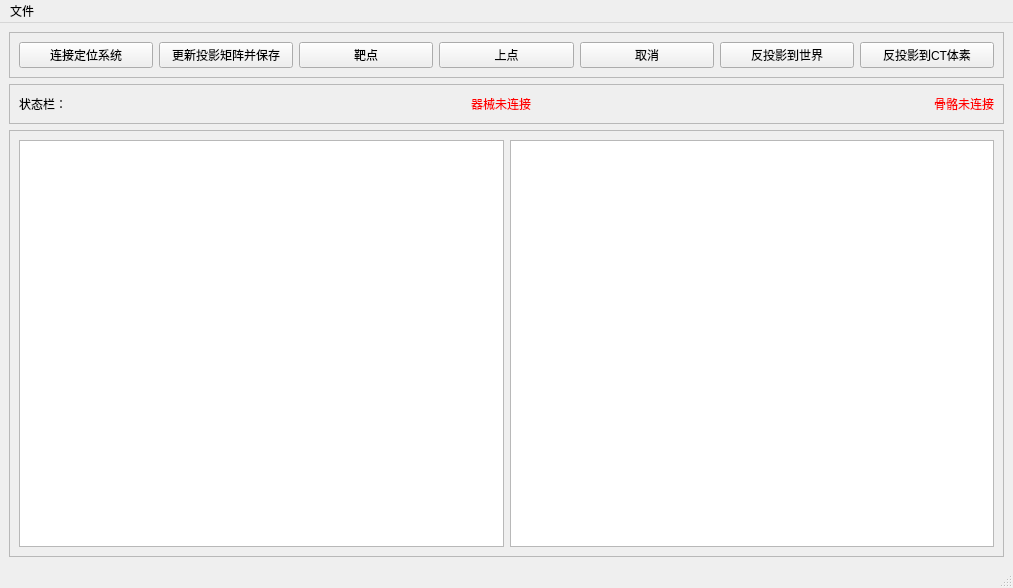
Old version of the form ui/nav_2dv2.ui in the repository boaoyan/OSND2DV2_boao.
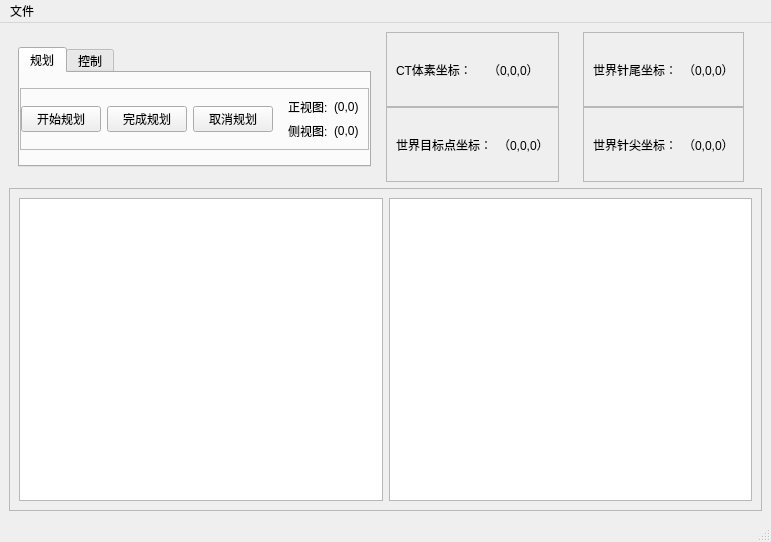
New version of the form.

Commit message: 规划功能基本实现

The edit to the form file:
```diff
--- a/ui/nav_2dv2.ui
+++ b/ui/nav_2dv2.ui
@@ -6,120 +6,182 @@
    <rect>
     <x>0</x>
     <y>0</y>
-    <width>1013</width>
-    <height>588</height>
+    <width>708</width>
+    <height>542</height>
    </rect>
   </property>
   <property name="windowTitle">
    <string>MainWindow</string>
   </property>
   <widget class="QWidget" name="centralwidget">
-   <layout class="QVBoxLayout" name="verticalLayout">
+   <layout class="QVBoxLayout" name="verticalLayout_3">
     <item>
-     <widget class="QFrame" name="frame_btn">
+     <widget class="QWidget" name="widget_3" native="true">
       <property name="sizePolicy">
-       <sizepolicy hsizetype="Preferred" vsizetype="Fixed">
+       <sizepolicy hsizetype="Preferred" vsizetype="Preferred">
         <horstretch>0</horstretch>
         <verstretch>0</verstretch>
        </sizepolicy>
       </property>
-      <property name="frameShape">
-       <enum>QFrame::StyledPanel</enum>
+      <property name="maximumSize">
+       <size>
+        <width>16777215</width>
+        <height>150</height>
+       </size>
       </property>
-      <property name="frameShadow">
-       <enum>QFrame::Raised</enum>
-      </property>
-      <layout class="QHBoxLayout" name="horizontalLayout">
+      <layout class="QHBoxLayout" name="horizontalLayout_7">
+       <property name="topMargin">
+        <number>0</number>
+       </property>
+       <property name="bottomMargin">
+        <number>0</number>
+       </property>
        <item>
-        <widget class="QPushButton" name="connect_aimooe_btn">
-         <property name="text">
-          <string>连接定位系统</string>
+        <widget class="QTabWidget" name="tabWidget">
+         <property name="maximumSize">
+          <size>
+           <width>16777215</width>
+           <height>120</height>
+          </size>
          </property>
-        </widget>
-       </item>
-       <item>
-        <widget class="QPushButton" name="update_matrix_btn">
-         <property name="text">
-          <string>更新投影矩阵并保存</string>
+         <property name="currentIndex">
+          <number>0</number>
          </property>
-        </widget>
-       </item>
-       <item>
-        <widget class="QPushButton" name="add_pin_btn">
-         <property name="sizePolicy">
-          <sizepolicy hsizetype="Ignored" vsizetype="Fixed">
-           <horstretch>0</horstretch>
-           <verstretch>0</verstretch>
-          </sizepolicy>
-         </property>
-         <property name="text">
-          <string>靶点</string>
-         </property>
-        </widget>
-       </item>
-       <item>
-        <widget class="QPushButton" name="add_direction_btn">
-         <property name="sizePolicy">
-          <sizepolicy hsizetype="Ignored" vsizetype="Fixed">
-           <horstretch>0</horstretch>
-           <verstretch>0</verstretch>
-          </sizepolicy>
-         </property>
-         <property name="text">
-          <string>上点</string>
-         </property>
-        </widget>
-       </item>
-       <item>
-        <widget class="QPushButton" name="cancel_btn">
-         <property name="sizePolicy">
-          <sizepolicy hsizetype="Ignored" vsizetype="Fixed">
-           <horstretch>0</horstretch>
-           <verstretch>0</verstretch>
-          </sizepolicy>
-         </property>
-         <property name="text">
-          <string>取消</string>
-         </property>
-        </widget>
-       </item>
-       <item>
-        <widget class="QPushButton" name="nav_im2w">
-         <property name="text">
-          <string>反投影到世界</string>
-         </property>
-        </widget>
-       </item>
-       <item>
-        <widget class="QPushButton" name="nav_im2ct">
-         <property name="sizePolicy">
-          <sizepolicy hsizetype="Preferred" vsizetype="Fixed">
-           <horstretch>0</horstretch>
-           <verstretch>0</verstretch>
-          </sizepolicy>
-         </property>
-         <property name="text">
-          <string>反投影到CT体素</string>
-         </property>
-        </widget>
-       </item>
-      </layout>
-     </widget>
-    </item>
-    <item>
-     <widget class="QFrame" name="frame_2">
-      <property name="frameShape">
-       <enum>QFrame::StyledPanel</enum>
-      </property>
-      <property name="frameShadow">
-       <enum>QFrame::Raised</enum>
-      </property>
-      <layout class="QHBoxLayout" name="horizontalLayout_3">
-       <item>
-        <widget class="QLabel" name="label">
-         <property name="text">
-          <string>状态栏：</string>
-         </property>
+         <widget class="QWidget" name="tab">
+          <attribute name="title">
+           <string>规划</string>
+          </attribute>
+          <layout class="QVBoxLayout" name="verticalLayout_2">
+           <property name="leftMargin">
+            <number>0</number>
+           </property>
+           <property name="topMargin">
+            <number>0</number>
+           </property>
+           <property name="rightMargin">
+            <number>0</number>
+           </property>
+           <property name="bottomMargin">
+            <number>0</number>
+           </property>
+           <item>
+            <widget class="QFrame" name="frame_btn">
+             <property name="sizePolicy">
+              <sizepolicy hsizetype="Preferred" vsizetype="Fixed">
+               <horstretch>0</horstretch>
+               <verstretch>0</verstretch>
+              </sizepolicy>
+             </property>
+             <property name="frameShape">
+              <enum>QFrame::StyledPanel</enum>
+             </property>
+             <property name="frameShadow">
+              <enum>QFrame::Raised</enum>
+             </property>
+             <layout class="QHBoxLayout" name="horizontalLayout">
+              <property name="leftMargin">
+               <number>0</number>
+              </property>
+              <property name="topMargin">
+               <number>0</number>
+              </property>
+              <property name="rightMargin">
+               <number>0</number>
+              </property>
+              <property name="bottomMargin">
+               <number>0</number>
+              </property>
+              <item>
+               <widget class="QPushButton" name="start_gui_btn">
+                <property name="text">
+                 <string>开始规划</string>
+                </property>
+               </widget>
+              </item>
+              <item>
+               <widget class="QPushButton" name="finish_gui_btn">
+                <property name="text">
+                 <string>完成规划</string>
+                </property>
+               </widget>
+              </item>
+              <item>
+               <widget class="QPushButton" name="cancel_gui_btn">
+                <property name="text">
+                 <string>取消规划</string>
+                </property>
+               </widget>
+              </item>
+              <item>
+               <spacer name="horizontalSpacer_3">
+                <property name="orientation">
+                 <enum>Qt::Horizontal</enum>
+                </property>
+                <property name="sizeHint" stdset="0">
+                 <size>
+                  <width>40</width>
+                  <height>20</height>
+                 </size>
+                </property>
+               </spacer>
+              </item>
+              <item>
+               <widget class="QWidget" name="widget" native="true">
+                <layout class="QGridLayout" name="gridLayout">
+                 <item row="1" column="0">
+                  <widget class="QLabel" name="label_3">
+                   <property name="text">
+                    <string>侧视图:</string>
+                   </property>
+                  </widget>
+                 </item>
+                 <item row="1" column="1">
+                  <widget class="QLabel" name="side_uv_label">
+                   <property name="text">
+                    <string>(0,0)</string>
+                   </property>
+                  </widget>
+                 </item>
+                 <item row="0" column="0">
+                  <widget class="QLabel" name="label_2">
+                   <property name="text">
+                    <string>正视图:</string>
+                   </property>
+                  </widget>
+                 </item>
+                 <item row="0" column="1">
+                  <widget class="QLabel" name="front_uv_label">
+                   <property name="text">
+                    <string>(0,0)</string>
+                   </property>
+                  </widget>
+                 </item>
+                </layout>
+               </widget>
+              </item>
+              <item>
+               <spacer name="horizontalSpacer_4">
+                <property name="orientation">
+                 <enum>Qt::Horizontal</enum>
+                </property>
+                <property name="sizeHint" stdset="0">
+                 <size>
+                  <width>40</width>
+                  <height>20</height>
+                 </size>
+                </property>
+               </spacer>
+              </item>
+             </layout>
+            </widget>
+           </item>
+          </layout>
+         </widget>
+         <widget class="QWidget" name="tab_2">
+          <attribute name="title">
+           <string>控制</string>
+          </attribute>
+         </widget>
         </widget>
        </item>
        <item>
@@ -129,50 +191,274 @@
          </property>
          <property name="sizeHint" stdset="0">
           <size>
-           <width>362</width>
+           <width>40</width>
            <height>20</height>
           </size>
          </property>
         </spacer>
        </item>
        <item>
-        <widget class="QLabel" name="pin_connect_label">
-         <property name="styleSheet">
-          <string notr="true">color:red</string>
-         </property>
-         <property name="text">
-          <string>器械未连接</string>
-         </property>
+        <widget class="QWidget" name="widget_2" native="true">
+         <layout class="QVBoxLayout" name="verticalLayout">
+          <property name="spacing">
+           <number>0</number>
+          </property>
+          <property name="topMargin">
+           <number>0</number>
+          </property>
+          <property name="bottomMargin">
+           <number>0</number>
+          </property>
+          <item>
+           <widget class="QFrame" name="frame_2">
+            <property name="frameShape">
+             <enum>QFrame::StyledPanel</enum>
+            </property>
+            <property name="frameShadow">
+             <enum>QFrame::Raised</enum>
+            </property>
+            <layout class="QHBoxLayout" name="horizontalLayout_3">
+             <item>
+              <widget class="QLabel" name="label_4">
+               <property name="text">
+                <string>CT体素坐标：</string>
+               </property>
+              </widget>
+             </item>
+             <item>
+              <spacer name="horizontalSpacer_2">
+               <property name="orientation">
+                <enum>Qt::Horizontal</enum>
+               </property>
+               <property name="sizeHint" stdset="0">
+                <size>
+                 <width>40</width>
+                 <height>20</height>
+                </size>
+               </property>
+              </spacer>
+             </item>
+             <item>
+              <widget class="QLabel" name="ct_pos_label">
+               <property name="text">
+                <string>（0,0,0）</string>
+               </property>
+              </widget>
+             </item>
+             <item>
+              <spacer name="horizontalSpacer_8">
+               <property name="orientation">
+                <enum>Qt::Horizontal</enum>
+               </property>
+               <property name="sizeHint" stdset="0">
+                <size>
+                 <width>40</width>
+                 <height>20</height>
+                </size>
+               </property>
+              </spacer>
+             </item>
+            </layout>
+           </widget>
+          </item>
+          <item>
+           <widget class="QFrame" name="frame_3">
+            <property name="frameShape">
+             <enum>QFrame::StyledPanel</enum>
+            </property>
+            <property name="frameShadow">
+             <enum>QFrame::Raised</enum>
+            </property>
+            <layout class="QHBoxLayout" name="horizontalLayout_4">
+             <item>
+              <widget class="QLabel" name="label_5">
+               <property name="text">
+                <string>世界目标点坐标：</string>
+               </property>
+              </widget>
+             </item>
+             <item>
+              <spacer name="horizontalSpacer_6">
+               <property name="orientation">
+                <enum>Qt::Horizontal</enum>
+               </property>
+               <property name="sizeHint" stdset="0">
+                <size>
+                 <width>40</width>
+                 <height>20</height>
+                </size>
+               </property>
+              </spacer>
+             </item>
+             <item>
+              <widget class="QLabel" name="world_aim_pos_label">
+               <property name="text">
+                <string>（0,0,0）</string>
+               </property>
+              </widget>
+             </item>
+             <item>
+              <spacer name="horizontalSpacer_10">
+               <property name="orientation">
+                <enum>Qt::Horizontal</enum>
+               </property>
+               <property name="sizeHint" stdset="0">
+                <size>
+                 <width>40</width>
+                 <height>20</height>
+                </size>
+               </property>
+              </spacer>
+             </item>
+            </layout>
+           </widget>
+          </item>
+         </layout>
         </widget>
        </item>
        <item>
-        <spacer name="horizontalSpacer_2">
+        <widget class="QWidget" name="widget_4" native="true">
+         <layout class="QVBoxLayout" name="verticalLayout_4">
+          <property name="spacing">
+           <number>0</number>
+          </property>
+          <property name="topMargin">
+           <number>0</number>
+          </property>
+          <property name="bottomMargin">
+           <number>0</number>
+          </property>
+          <item>
+           <widget class="QFrame" name="frame_4">
+            <property name="frameShape">
+             <enum>QFrame::StyledPanel</enum>
+            </property>
+            <property name="frameShadow">
+             <enum>QFrame::Raised</enum>
+            </property>
+            <layout class="QHBoxLayout" name="horizontalLayout_5">
+             <item>
+              <widget class="QLabel" name="label_6">
+               <property name="text">
+                <string>世界针尾坐标：</string>
+               </property>
+              </widget>
+             </item>
+             <item>
+              <spacer name="horizontalSpacer_5">
+               <property name="orientation">
+                <enum>Qt::Horizontal</enum>
+               </property>
+               <property name="sizeHint" stdset="0">
+                <size>
+                 <width>40</width>
+                 <height>20</height>
+                </size>
+               </property>
+              </spacer>
+             </item>
+             <item>
+              <widget class="QLabel" name="ct_pos_label_2">
+               <property name="text">
+                <string>（0,0,0）</string>
+               </property>
+              </widget>
+             </item>
+             <item>
+              <spacer name="horizontalSpacer_9">
+               <property name="orientation">
+                <enum>Qt::Horizontal</enum>
+               </property>
+               <property name="sizeHint" stdset="0">
+                <size>
+                 <width>40</width>
+                 <height>20</height>
+                </size>
+               </property>
+              </spacer>
+             </item>
+            </layout>
+           </widget>
+          </item>
+          <item>
+           <widget class="QFrame" name="frame_5">
+            <property name="frameShape">
+             <enum>QFrame::StyledPanel</enum>
+            </property>
+            <property name="frameShadow">
+             <enum>QFrame::Raised</enum>
+            </property>
+            <layout class="QHBoxLayout" name="horizontalLayout_6">
+             <item>
+              <widget class="QLabel" name="label_7">
+               <property name="text">
+                <string>世界针尖坐标：</string>
+               </property>
+              </widget>
+             </item>
+             <item>
+              <spacer name="horizontalSpacer_7">
+               <property name="orientation">
+                <enum>Qt::Horizontal</enum>
+               </property>
+               <property name="sizeHint" stdset="0">
+                <size>
+                 <width>40</width>
+                 <height>20</height>
+                </size>
+               </property>
+              </spacer>
+             </item>
+             <item>
+              <widget class="QLabel" name="world_aim_pos_label_2">
+               <property name="text">
+                <string>（0,0,0）</string>
+               </property>
+              </widget>
+             </item>
+             <item>
+              <spacer name="horizontalSpacer_11">
+               <property name="orientation">
+                <enum>Qt::Horizontal</enum>
+               </property>
+               <property name="sizeHint" stdset="0">
+                <size>
+                 <width>40</width>
+                 <height>20</height>
+                </size>
+               </property>
+              </spacer>
+             </item>
+            </layout>
+           </widget>
+          </item>
+         </layout>
+        </widget>
+       </item>
+       <item>
+        <spacer name="horizontalSpacer_12">
          <property name="orientation">
           <enum>Qt::Horizontal</enum>
          </property>
          <property name="sizeHint" stdset="0">
           <size>
-           <width>361</width>
+           <width>40</width>
            <height>20</height>
           </size>
          </property>
         </spacer>
        </item>
-       <item>
-        <widget class="QLabel" name="bone_connect_label">
-         <property name="styleSheet">
-          <string notr="true">color:red</string>
-         </property>
-         <property name="text">
-          <string>骨骼未连接</string>
-         </property>
-        </widget>
-       </item>
       </layout>
      </widget>
     </item>
     <item>
      <widget class="QFrame" name="frame">
+      <property name="sizePolicy">
+       <sizepolicy hsizetype="Preferred" vsizetype="Expanding">
+        <horstretch>0</horstretch>
+        <verstretch>0</verstretch>
+       </sizepolicy>
+      </property>
       <property name="frameShape">
        <enum>QFrame::StyledPanel</enum>
       </property>
@@ -216,8 +502,8 @@
     <rect>
      <x>0</x>
      <y>0</y>
-     <width>1013</width>
-     <height>26</height>
+     <width>708</width>
+     <height>22</height>
     </rect>
    </property>
    <widget class="QMenu" name="menu">
```
Left out of the diff: 3 changed lines with no effect on the pictures. The commit also changes 30 other files.
